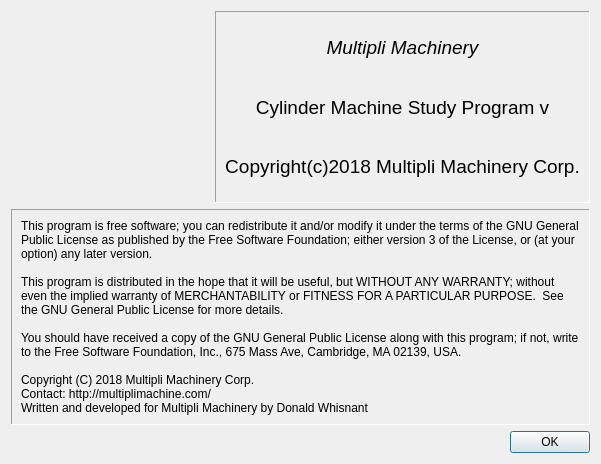
Before: the Qt Designer form src/MachineStudy/AboutDialog.ui in dewhisna/MultipliMachineStudy, drawn with Qt 5.
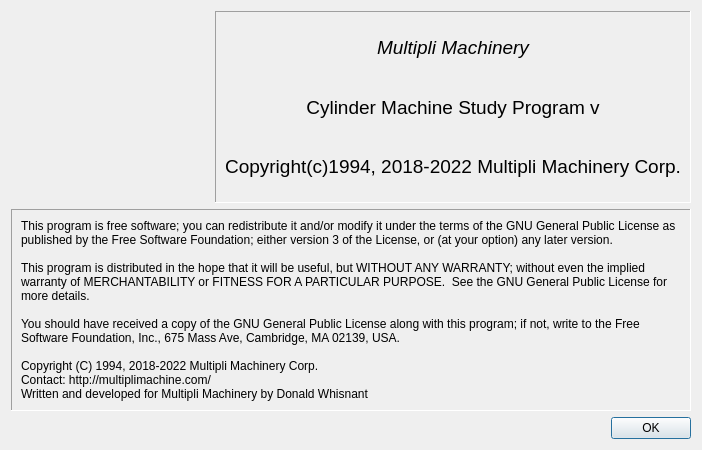
After: the same form once the commit is applied. Icons and pictures are not drawn.

Commit message: Bump copyright year detail for 2022 release.

The edit to the form file:
```diff
--- a/src/MachineStudy/AboutDialog.ui
+++ b/src/MachineStudy/AboutDialog.ui
@@ -53,7 +53,7 @@
 
 You should have received a copy of the GNU General Public License along with this program; if not, write to the Free Software Foundation, Inc., 675 Mass Ave, Cambridge, MA 02139, USA.
 
-Copyright (C) 2018 Multipli Machinery Corp.
+Copyright (C) 1994, 2018-2022 Multipli Machinery Corp.
 Contact: http://multiplimachine.com/
 Written and developed for Multipli Machinery by Donald Whisnant</string>
         </property>
@@ -135,7 +135,7 @@
          </font>
         </property>
         <property name="text">
-         <string>Copyright(c)2018 Multipli Machinery Corp.</string>
+         <string>Copyright(c)1994, 2018-2022 Multipli Machinery Corp.</string>
         </property>
         <property name="alignment">
          <set>Qt::AlignCenter</set>
```
Left out of the diff: 2 changed lines with no effect on the pictures. The commit also changes 46 other files.
